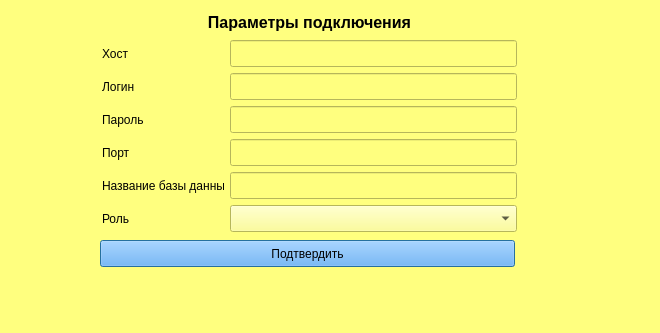
First picture: the form in connection.ui, repository Knigan/DB3, before the edit.
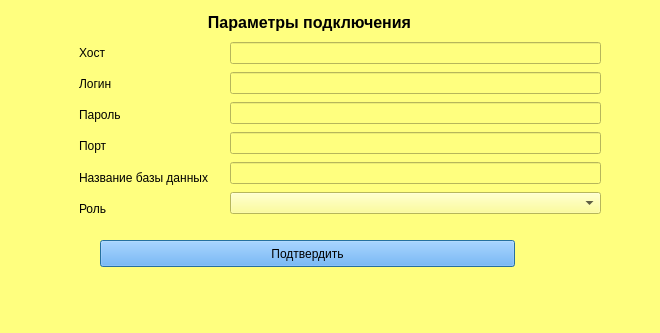
Second picture: the form after the edit.

```diff
--- a/connection.ui
+++ b/connection.ui
@@ -16,45 +16,6 @@
   <property name="styleSheet">
    <string notr="true">background-color: rgb(255, 255, 127);</string>
   </property>
-  <widget class="QLineEdit" name="DBNameLineEdit">
-   <property name="geometry">
-    <rect>
-     <x>230</x>
-     <y>172</y>
-     <width>287</width>
-     <height>27</height>
-    </rect>
-   </property>
-   <property name="text">
-    <string/>
-   </property>
-  </widget>
-  <widget class="QLabel" name="RoleLabel">
-   <property name="geometry">
-    <rect>
-     <x>102</x>
-     <y>205</y>
-     <width>122</width>
-     <height>27</height>
-    </rect>
-   </property>
-   <property name="text">
-    <string>Роль</string>
-   </property>
-  </widget>
-  <widget class="QLineEdit" name="PortLineEdit">
-   <property name="geometry">
-    <rect>
-     <x>230</x>
-     <y>139</y>
-     <width>287</width>
-     <height>27</height>
-    </rect>
-   </property>
-   <property name="text">
-    <string/>
-   </property>
-  </widget>
   <widget class="QPushButton" name="AcceptButton">
    <property name="geometry">
     <rect>
@@ -71,16 +32,6 @@
     <string>Подтвердить</string>
    </property>
   </widget>
-  <widget class="QComboBox" name="RoleBox">
-   <property name="geometry">
-    <rect>
-     <x>230</x>
-     <y>205</y>
-     <width>287</width>
-     <height>27</height>
-    </rect>
-   </property>
-  </widget>
   <widget class="QLabel" name="Title">
    <property name="geometry">
     <rect>
@@ -104,113 +55,6 @@
     <set>Qt::AlignCenter</set>
    </property>
   </widget>
-  <widget class="QLineEdit" name="LoginLineEdit">
-   <property name="geometry">
-    <rect>
-     <x>230</x>
-     <y>73</y>
-     <width>287</width>
-     <height>27</height>
-    </rect>
-   </property>
-   <property name="text">
-    <string/>
-   </property>
-  </widget>
-  <widget class="QLabel" name="HostLabel">
-   <property name="geometry">
-    <rect>
-     <x>102</x>
-     <y>40</y>
-     <width>122</width>
-     <height>27</height>
-    </rect>
-   </property>
-   <property name="text">
-    <string>Хост</string>
-   </property>
-  </widget>
-  <widget class="QLabel" name="DBNameLabel">
-   <property name="geometry">
-    <rect>
-     <x>102</x>
-     <y>172</y>
-     <width>122</width>
-     <height>27</height>
-    </rect>
-   </property>
-   <property name="text">
-    <string>Название базы данных</string>
-   </property>
-  </widget>
-  <widget class="QLabel" name="PortLabel">
-   <property name="geometry">
-    <rect>
-     <x>102</x>
-     <y>139</y>
-     <width>122</width>
-     <height>27</height>
-    </rect>
-   </property>
-   <property name="text">
-    <string>Порт</string>
-   </property>
-  </widget>
-  <widget class="QLabel" name="PasswordLabel">
-   <property name="geometry">
-    <rect>
-     <x>102</x>
-     <y>106</y>
-     <width>122</width>
-     <height>27</height>
-    </rect>
-   </property>
-   <property name="text">
-    <string>Пароль</string>
-   </property>
-  </widget>
-  <widget class="QLineEdit" name="PasswordLineEdit">
-   <property name="geometry">
-    <rect>
-     <x>230</x>
-     <y>106</y>
-     <width>287</width>
-     <height>27</height>
-    </rect>
-   </property>
-   <property name="text">
-    <string/>
-   </property>
-   <property name="echoMode">
-    <enum>QLineEdit::Password</enum>
-   </property>
-  </widget>
-  <widget class="QLabel" name="LoginLabel">
-   <property name="geometry">
-    <rect>
-     <x>102</x>
-     <y>73</y>
-     <width>122</width>
-     <height>27</height>
-    </rect>
-   </property>
-   <property name="text">
-    <string>Логин</string>
-   </property>
-  </widget>
-  <widget class="QLineEdit" name="HostLineEdit">
-   <property name="geometry">
-    <rect>
-     <x>230</x>
-     <y>40</y>
-     <width>287</width>
-     <height>27</height>
-    </rect>
-   </property>
-   <property name="text">
-    <string/>
-   </property>
-  </widget>
   <widget class="QLabel" name="ErrorLabel">
    <property name="geometry">
     <rect>
@@ -224,6 +68,113 @@
     <string/>
    </property>
   </widget>
+  <widget class="QWidget" name="">
+   <property name="geometry">
+    <rect>
+     <x>230</x>
+     <y>40</y>
+     <width>371</width>
+     <height>181</height>
+    </rect>
+   </property>
+   <layout class="QGridLayout" name="gridLayout">
+    <item row="0" column="0">
+     <widget class="QLineEdit" name="HostLineEdit">
+      <property name="text">
+       <string/>
+      </property>
+     </widget>
+    </item>
+    <item row="1" column="0">
+     <widget class="QLineEdit" name="LoginLineEdit">
+      <property name="text">
+       <string/>
+      </property>
+     </widget>
+    </item>
+    <item row="2" column="0">
+     <widget class="QLineEdit" name="PasswordLineEdit">
+      <property name="text">
+       <string/>
+      </property>
+      <property name="echoMode">
+       <enum>QLineEdit::Password</enum>
+      </property>
+     </widget>
+    </item>
+    <item row="3" column="0">
+     <widget class="QLineEdit" name="PortLineEdit">
+      <property name="text">
+       <string/>
+      </property>
+     </widget>
+    </item>
+    <item row="4" column="0">
+     <widget class="QLineEdit" name="DBNameLineEdit">
+      <property name="text">
+       <string/>
+      </property>
+     </widget>
+    </item>
+    <item row="5" column="0">
+     <widget class="QComboBox" name="RoleBox"/>
+    </item>
+   </layout>
+  </widget>
+  <widget class="QWidget" name="">
+   <property name="geometry">
+    <rect>
+     <x>79</x>
+     <y>40</y>
+     <width>151</width>
+     <height>181</height>
+    </rect>
+   </property>
+   <layout class="QGridLayout" name="gridLayout_2">
+    <item row="1" column="0">
+     <widget class="QLabel" name="LoginLabel">
+      <property name="text">
+       <string>Логин</string>
+      </property>
+     </widget>
+    </item>
+    <item row="2" column="0">
+     <widget class="QLabel" name="PasswordLabel">
+      <property name="text">
+       <string>Пароль</string>
+      </property>
+     </widget>
+    </item>
+    <item row="3" column="0">
+     <widget class="QLabel" name="PortLabel">
+      <property name="text">
+       <string>Порт</string>
+      </property>
+     </widget>
+    </item>
+    <item row="4" column="0">
+     <widget class="QLabel" name="DBNameLabel">
+      <property name="text">
+       <string>Название базы данных</string>
+      </property>
+     </widget>
+    </item>
+    <item row="5" column="0">
+     <widget class="QLabel" name="RoleLabel">
+      <property name="text">
+       <string>Роль</string>
+      </property>
+     </widget>
+    </item>
+    <item row="0" column="0">
+     <widget class="QLabel" name="HostLabel">
+      <property name="text">
+       <string>Хост</string>
+      </property>
+     </widget>
+    </item>
+   </layout>
+  </widget>
  </widget>
  <resources/>
  <connections/>
```
Left out of the diff: 3 changed lines with no effect on the pictures.
